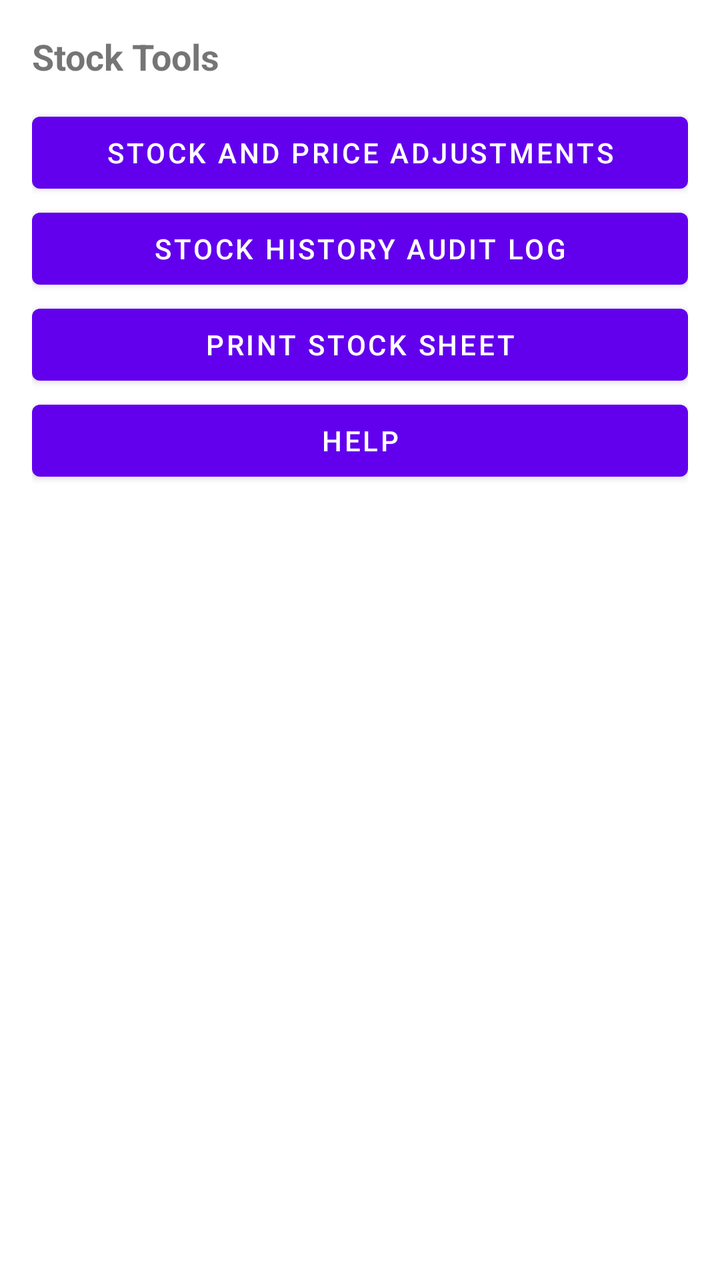
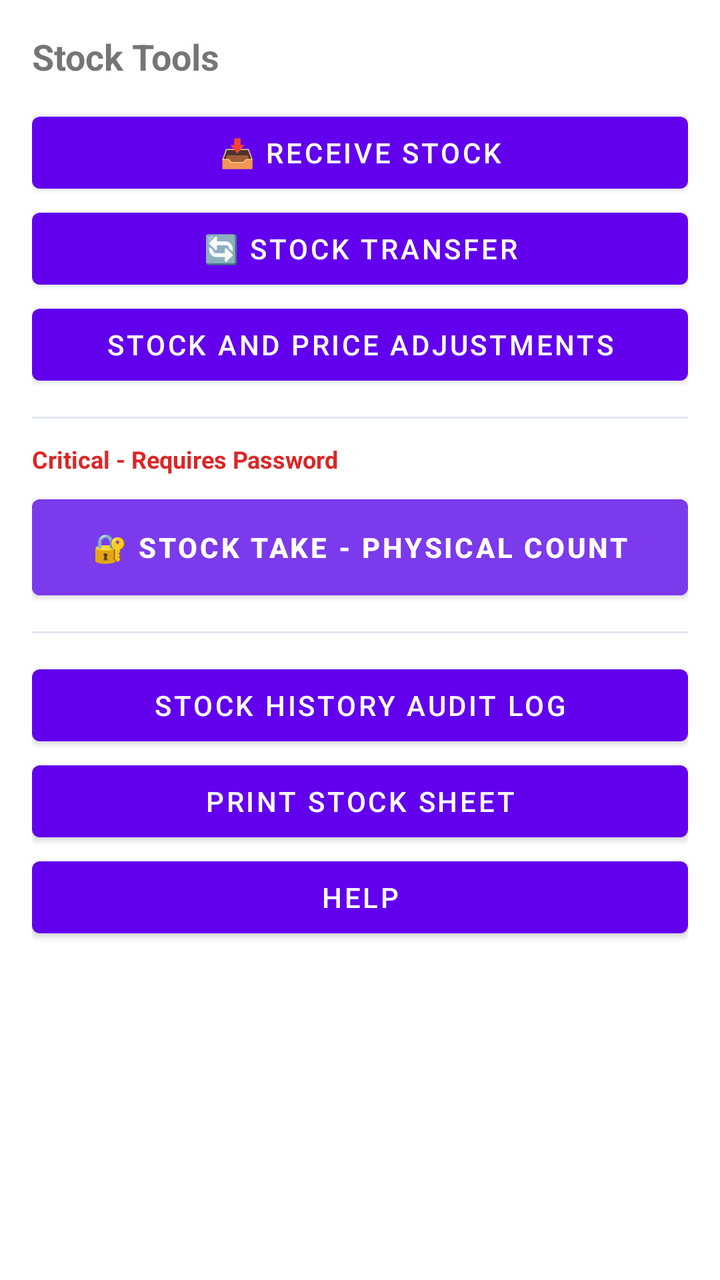

Before-and-after screenshots of an Android layout around one commit, followed by the original layout XML and the change that was made.
<!-- AndroidManifest.xml: fallback theme Theme.MaterialComponents.DayNight.NoActionBar -->
<!-- res/layout/bottom_sheet_stock_tools.xml -->
<?xml version="1.0" encoding="utf-8"?>
<LinearLayout xmlns:android="http://schemas.android.com/apk/res/android"
 android:orientation="vertical"
 android:padding="16dp"
 android:layout_width="match_parent"
 android:layout_height="wrap_content">
 <TextView android:text="Stock Tools" android:textStyle="bold" android:textSize="18sp" android:layout_width="wrap_content" android:layout_height="wrap_content"/>
 <Button android:id="@+id/btnAdjustments" android:text="Stock and Price Adjustments" android:layout_width="match_parent" android:layout_height="wrap_content" android:layout_marginTop="12dp"/>
 <Button android:id="@+id/btnHistory" android:text="Stock History Audit Log" android:layout_width="match_parent" android:layout_height="wrap_content"/>
 <Button android:id="@+id/btnPrint" android:text="Print Stock Sheet" android:layout_width="match_parent" android:layout_height="wrap_content"/>
 <Button android:id="@+id/btnHelp" android:text="Help" android:layout_width="match_parent" android:layout_height="wrap_content"/>
</LinearLayout>
<!-- resources referenced by this layout -->
<resources>

</resources>

<!-- the commit's change to res/layout/bottom_sheet_stock_tools.xml (unified diff, before → after) -->
@@ -1,12 +1,75 @@
 <?xml version="1.0" encoding="utf-8"?>
 <LinearLayout xmlns:android="http://schemas.android.com/apk/res/android"
- android:orientation="vertical"
- android:padding="16dp"
- android:layout_width="match_parent"
- android:layout_height="wrap_content">
- <TextView android:text="Stock Tools" android:textStyle="bold" android:textSize="18sp" android:layout_width="wrap_content" android:layout_height="wrap_content"/>
- <Button android:id="@+id/btnAdjustments" android:text="Stock and Price Adjustments" android:layout_width="match_parent" android:layout_height="wrap_content" android:layout_marginTop="12dp"/>
- <Button android:id="@+id/btnHistory" android:text="Stock History Audit Log" android:layout_width="match_parent" android:layout_height="wrap_content"/>
- <Button android:id="@+id/btnPrint" android:text="Print Stock Sheet" android:layout_width="match_parent" android:layout_height="wrap_content"/>
- <Button android:id="@+id/btnHelp" android:text="Help" android:layout_width="match_parent" android:layout_height="wrap_content"/>
+    android:orientation="vertical"
+    android:padding="16dp"
+    android:layout_width="match_parent"
+    android:layout_height="wrap_content">
+
+    <TextView
+        android:text="Stock Tools"
+        android:textStyle="bold"
+        android:textSize="18sp"
+        android:layout_width="wrap_content"
+        android:layout_height="wrap_content"/>
+
+    <Button android:id="@+id/btnReceiveStock"
+        android:text="📥 Receive Stock"
+        android:layout_width="match_parent"
+        android:layout_height="wrap_content"
+        android:layout_marginTop="12dp"/>
+
+    <Button android:id="@+id/btnTransferStock"
+        android:text="🔄 Stock Transfer"
+        android:layout_width="match_parent"
+        android:layout_height="wrap_content"/>
+
+    <Button android:id="@+id/btnAdjustments"
+        android:text="Stock and Price Adjustments"
+        android:layout_width="match_parent"
+        android:layout_height="wrap_content"/>
+
+    <View android:layout_width="match_parent"
+        android:layout_height="1dp"
+        android:background="#E2E8F0"
+        android:layout_marginTop="12dp"
+        android:layout_marginBottom="12dp"/>
+
+    
+    <TextView
+        android:text="Critical - Requires Password"
+        android:textSize="12sp"
+        android:textColor="#DC2626"
+        android:textStyle="bold"
+        android:layout_width="wrap_content"
+        android:layout_height="wrap_content"/>
+
+    <Button android:id="@+id/btnStockTake"
+        android:text="🔐 STOCK TAKE - Physical Count"
+        android:textStyle="bold"
+        android:backgroundTint="#7C3AED"
+        android:layout_width="match_parent"
+        android:layout_height="60dp"
+        android:layout_marginTop="6dp"/>
+
+    <View android:layout_width="match_parent"
+        android:layout_height="1dp"
+        android:background="#E2E8F0"
+        android:layout_marginTop="12dp"
+        android:layout_marginBottom="12dp"/>
+
+    <Button android:id="@+id/btnHistory"
+        android:text="Stock History Audit Log"
+        android:layout_width="match_parent"
+        android:layout_height="wrap_content"/>
+
+    <Button android:id="@+id/btnPrint"
+        android:text="Print Stock Sheet"
+        android:layout_width="match_parent"
+        android:layout_height="wrap_content"/>
+
+    <Button android:id="@+id/btnHelp"
+        android:text="Help"
+        android:layout_width="match_parent"
+        android:layout_height="wrap_content"/>
+
 </LinearLayout>
